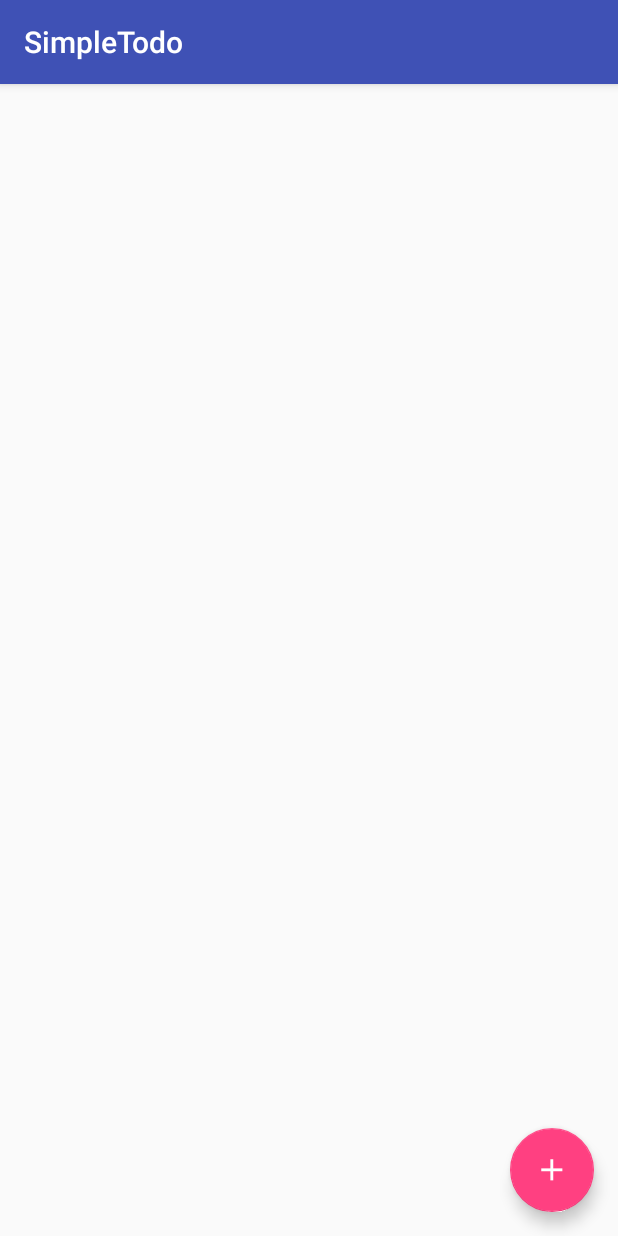
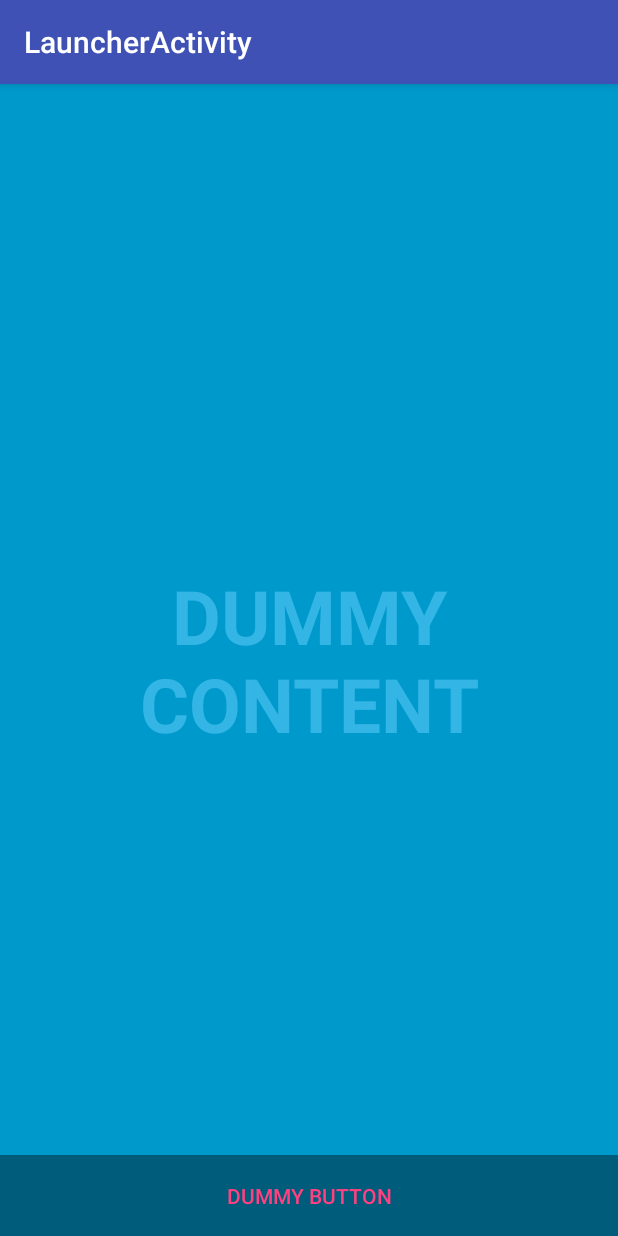
Before and after one commit to IsabelPalomar/TaskManager, an Android app: the screen it shows after launch (MainActivity before the commit, LauncherActivity after it), on a phone screen of 412 x 824 dp. Run offline under Robolectric (Android 15) with nearby library versions, the phone set to English and light mode, and no system bars; our stand-ins replace Firebase (no records; nobody signed in at launch, a user with empty details on screens opened directly).

Commit message:
Launcher Acitivity

```diff
--- a/app/build.gradle
+++ b/app/build.gradle
@@ -22,7 +22,6 @@ android {
 dependencies {
     compile fileTree(dir: 'libs', include: ['*.jar'])
     testCompile 'junit:junit:4.12'
-    compile 'commons-io:commons-io:2.4'
 
     compile "com.android.support:appcompat-v7:$rootProject.ext.supportLibraryVersion"
     compile "com.android.support:design:${supportLibraryVersion}"
@@ -34,6 +33,8 @@ dependencies {
     compile "com.jakewharton:butterknife:$rootProject.ext.butterknifeVersion"
 
 
+    compile 'commons-io:commons-io:2.4'
+    compile 'com.android.support:support-v4:23.4.0'
 }
 
 apply plugin: 'com.google.gms.google-services'
--- a/app/src/main/AndroidManifest.xml
+++ b/app/src/main/AndroidManifest.xml
@@ -11,18 +11,23 @@
         android:label="@string/app_name"
         android:supportsRtl="true"
         android:theme="@style/AppTheme">
-        <activity android:name=".activities.MainActivity">
+        <activity
+            android:name=".activities.AddItemActivity"
+            android:label="@string/title_activity_add_item"
+            android:theme="@style/AppTheme.NoActionBar" />
+        <activity
+            android:name=".activities.LauncherActivity"
+            android:configChanges="orientation|keyboardHidden|screenSize"
+            android:label="@string/title_activity_launcher"
+            android:theme="@style/FullscreenTheme">
             <intent-filter>
                 <action android:name="android.intent.action.MAIN" />
 
                 <category android:name="android.intent.category.LAUNCHER" />
             </intent-filter>
         </activity>
+        <activity android:name=".activities.MainActivity" />
         <activity android:name=".activities.EditItemActivity" />
-        <activity
-            android:name=".activities.AddItemActivity"
-            android:label="@string/title_activity_add_item"
-            android:theme="@style/AppTheme.NoActionBar"></activity>
     </application>
 
 </manifest>
--- /dev/null
+++ b/app/src/main/java/io/androidblog/simpletodo/activities/LauncherActivity.java
@@ -0,0 +1,27 @@
+package io.androidblog.simpletodo.activities;
+
+import android.annotation.SuppressLint;
+import android.support.v7.app.ActionBar;
+import android.support.v7.app.AppCompatActivity;
+import android.os.Bundle;
+import android.os.Handler;
+import android.view.MotionEvent;
+import android.view.View;
+
+import io.androidblog.simpletodo.R;
+
+/**
+ * An example full-screen activity that shows and hides the system UI (i.e.
+ * status bar and navigation/system bar) with user interaction.
+ */
+public class LauncherActivity extends AppCompatActivity {
+
+    @Override
+    protected void onCreate(Bundle savedInstanceState) {
+        super.onCreate(savedInstanceState);
+
+        setContentView(R.layout.activity_launcher);
+
+    }
+
+}
--- /dev/null
+++ b/app/src/main/res/layout/activity_launcher.xml
@@ -0,0 +1,50 @@
+<FrameLayout xmlns:android="http://schemas.android.com/apk/res/android"
+    xmlns:tools="http://schemas.android.com/tools"
+    android:layout_width="match_parent"
+    android:layout_height="match_parent"
+    android:background="#0099cc"
+    tools:context="io.androidblog.simpletodo.activities.LauncherActivity">
+
+    <!-- The primary full-screen view. This can be replaced with whatever view
+         is needed to present your content, e.g. VideoView, SurfaceView,
+         TextureView, etc. -->
+    <TextView
+        android:id="@+id/fullscreen_content"
+        android:layout_width="match_parent"
+        android:layout_height="match_parent"
+        android:gravity="center"
+        android:keepScreenOn="true"
+        android:text="@string/dummy_content"
+        android:textColor="#33b5e5"
+        android:textSize="50sp"
+        android:textStyle="bold" />
+
+    <!-- This FrameLayout insets its children based on system windows using
+         android:fitsSystemWindows. -->
+    <FrameLayout
+        android:layout_width="match_parent"
+        android:layout_height="match_parent"
+        android:fitsSystemWindows="true">
+
+        <LinearLayout
+            android:id="@+id/fullscreen_content_controls"
+            style="?metaButtonBarStyle"
+            android:layout_width="match_parent"
+            android:layout_height="wrap_content"
+            android:layout_gravity="bottom|center_horizontal"
+            android:background="@color/black_overlay"
+            android:orientation="horizontal"
+            tools:ignore="UselessParent">
+
+            <Button
+                android:id="@+id/dummy_button"
+                style="?metaButtonBarButtonStyle"
+                android:layout_width="0dp"
+                android:layout_height="wrap_content"
+                android:layout_weight="1"
+                android:text="@string/dummy_button" />
+
+        </LinearLayout>
+    </FrameLayout>
+
+</FrameLayout>
--- /dev/null
+++ b/app/src/main/res/values/attrs.xml
@@ -0,0 +1,12 @@
+<resources>
+
+    <!-- Declare custom theme attributes that allow changing which styles are
+         used for button bars depending on the API level.
+         ?android:attr/buttonBarStyle is new as of API 11 so this is
+         necessary to support previous API levels. -->
+    <declare-styleable name="ButtonBarContainerTheme">
+        <attr name="metaButtonBarStyle" format="reference" />
+        <attr name="metaButtonBarButtonStyle" format="reference" />
+    </declare-styleable>
+
+</resources>
--- a/app/src/main/res/values/colors.xml
+++ b/app/src/main/res/values/colors.xml
@@ -4,4 +4,6 @@
     <color name="colorPrimaryDark">#303F9F</color>
     <color name="colorAccent">#FF4081</color>
     <color name="colorPressed">#FCE4EC</color>
+
+    <color name="black_overlay">#66000000</color>
 </resources>
--- a/app/src/main/res/values/strings.xml
+++ b/app/src/main/res/values/strings.xml
@@ -2,7 +2,11 @@
     <string name="app_name">SimpleTodo</string>
     <string name="title_activity_add_item">Add new Item </string>
     <string name="addItem.message.item">Title</string>
-    <string name="addItem.message.description" >Description</string>
+    <string name="addItem.message.description">Description</string>
     <string name="addItem.label.category">Category</string>
     <string name="addItem.label.priority">Priority</string>
+
+    <string name="title_activity_launcher">LauncherActivity</string>
+    <string name="dummy_button">Dummy Button</string>
+    <string name="dummy_content">DUMMY\nCONTENT</string>
 </resources>
--- a/app/src/main/res/values/styles.xml
+++ b/app/src/main/res/values/styles.xml
@@ -17,4 +17,16 @@
 
     <style name="AppTheme.PopupOverlay" parent="ThemeOverlay.AppCompat.Light" />
 
+    <style name="FullscreenTheme" parent="AppTheme">
+        <item name="android:actionBarStyle">@style/FullscreenActionBarStyle</item>
+        <item name="android:windowActionBarOverlay">true</item>
+        <item name="android:windowBackground">@null</item>
+        <item name="metaButtonBarStyle">?android:attr/buttonBarStyle</item>
+        <item name="metaButtonBarButtonStyle">?android:attr/buttonBarButtonStyle</item>
+    </style>
+
+    <style name="FullscreenActionBarStyle" parent="Widget.AppCompat.ActionBar">
+        <item name="android:background">@color/black_overlay</item>
+    </style>
+
 </resources>
```
